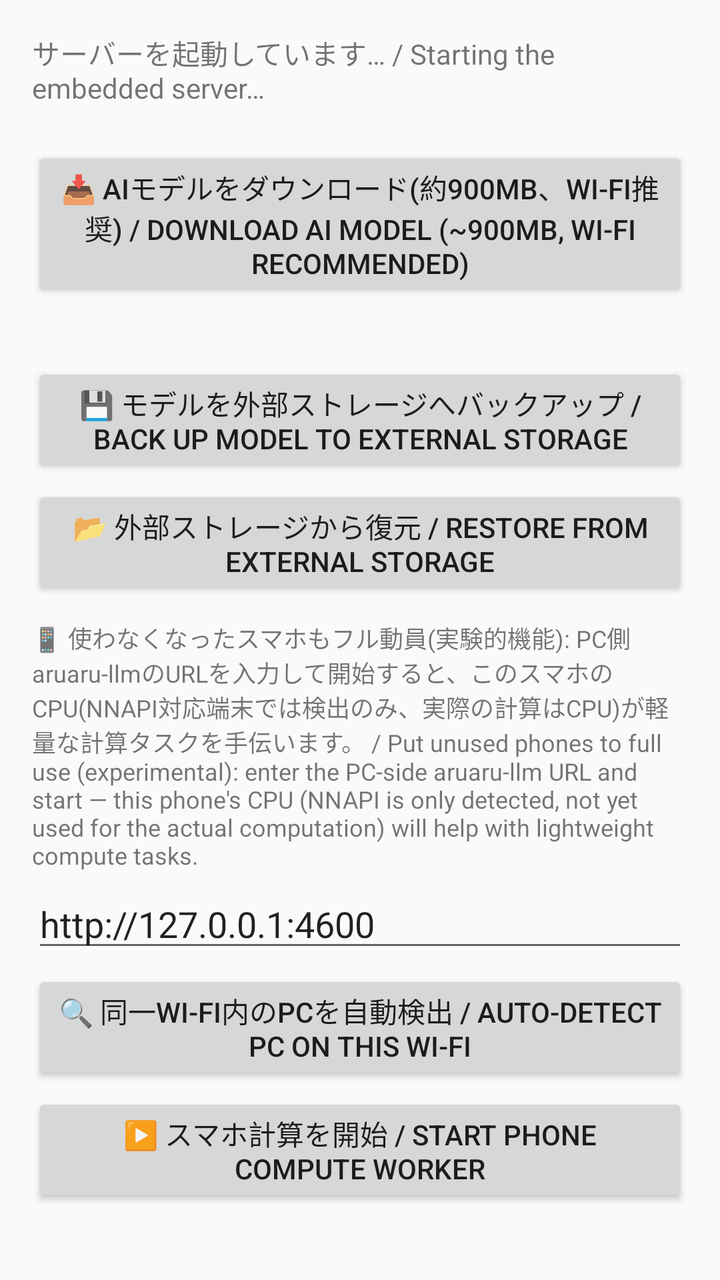
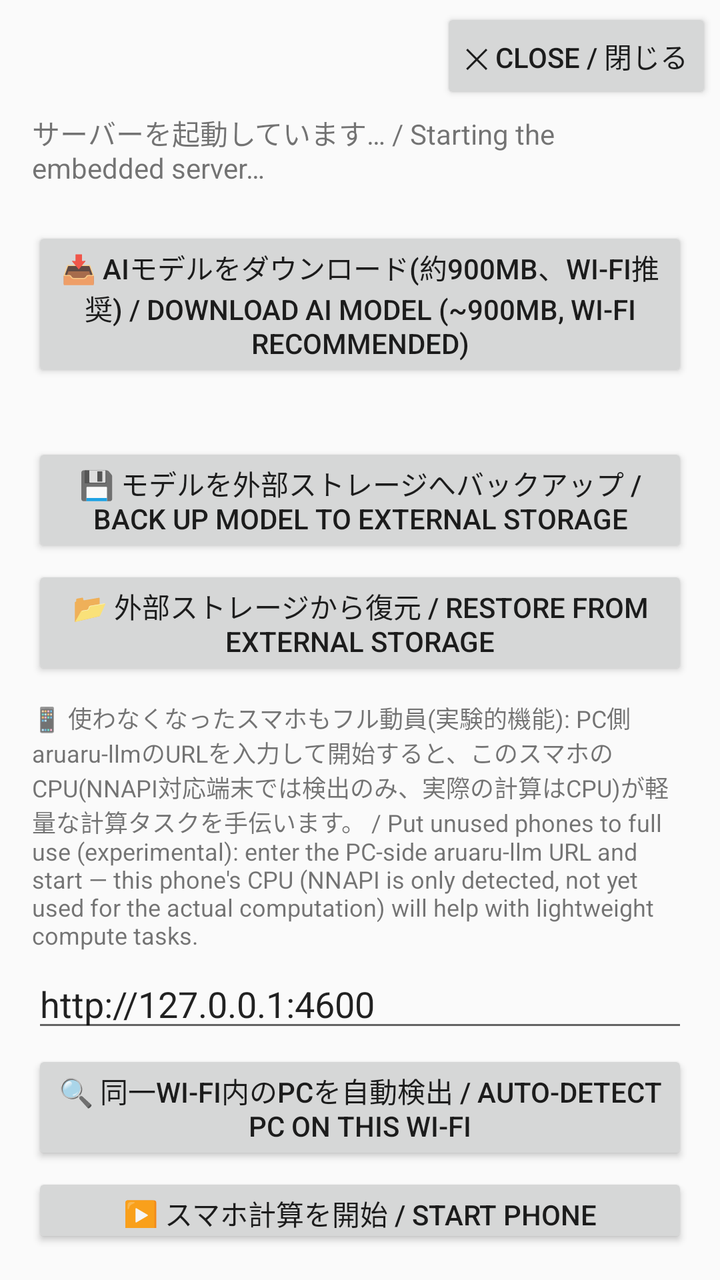

The first picture is an Android layout as it rendered before a commit; the second is the same layout after the commit. The layout source and the unified diff follow.
<!-- AndroidManifest.xml: application theme Theme.OpenEnglish -->
<!-- res/layout/activity_main.xml -->
<?xml version="1.0" encoding="utf-8"?>
<LinearLayout xmlns:android="http://schemas.android.com/apk/res/android"
    android:layout_width="match_parent"
    android:layout_height="match_parent"
    android:orientation="vertical">

    
    <LinearLayout
        android:id="@+id/setup_panel"
        android:layout_width="match_parent"
        android:layout_height="wrap_content"
        android:orientation="vertical"
        android:padding="16dp">

        <TextView
            android:id="@+id/setup_help"
            android:layout_width="match_parent"
            android:layout_height="wrap_content"
            android:text="@string/setup_help"
            android:textSize="14sp"
            android:paddingBottom="12dp" />

        <TextView
            android:id="@+id/update_notice"
            android:layout_width="match_parent"
            android:layout_height="wrap_content"
            android:textColor="#D6336C"
            android:layout_marginTop="8dp"
            android:visibility="gone" />

        
        <Button
            android:id="@+id/download_model_btn"
            android:layout_width="match_parent"
            android:layout_height="wrap_content"
            android:layout_marginTop="8dp"
            android:text="@string/download_model_button" />

        <TextView
            android:id="@+id/download_model_status"
            android:layout_width="match_parent"
            android:layout_height="wrap_content"
            android:textSize="13sp"
            android:layout_marginTop="6dp"
            android:visibility="gone" />

        
        <TextView
            android:id="@+id/model_storage_path"
            android:layout_width="match_parent"
            android:layout_height="wrap_content"
            android:textSize="12sp"
            android:layout_marginTop="10dp"
            android:textIsSelectable="true" />

        <Button
            android:id="@+id/backup_models_btn"
            android:layout_width="match_parent"
            android:layout_height="wrap_content"
            android:layout_marginTop="4dp"
            android:text="@string/backup_models_button" />

        <Button
            android:id="@+id/restore_models_btn"
            android:layout_width="match_parent"
            android:layout_height="wrap_content"
            android:layout_marginTop="4dp"
            android:text="@string/restore_models_button" />

        <TextView
            android:id="@+id/backup_models_status"
            android:layout_width="match_parent"
            android:layout_height="wrap_content"
            android:textSize="13sp"
            android:layout_marginTop="6dp"
            android:visibility="gone" />

        
        <TextView
            android:layout_width="match_parent"
            android:layout_height="wrap_content"
            android:textSize="12sp"
            android:layout_marginTop="10dp"
            android:text="@string/phone_accel_help" />

        <EditText
            android:id="@+id/phone_accel_pc_url"
            android:layout_width="match_parent"
            android:layout_height="wrap_content"
            android:layout_marginTop="4dp"
            android:hint="@string/phone_accel_url_hint"
            android:text="http://127.0.0.1:4600"
            android:inputType="textUri" />

        <Button
            android:id="@+id/phone_accel_autodetect_btn"
            android:layout_width="match_parent"
            android:layout_height="wrap_content"
            android:layout_marginTop="4dp"
            android:text="@string/phone_accel_autodetect_button" />

        <Button
            android:id="@+id/phone_accel_toggle_btn"
            android:layout_width="match_parent"
            android:layout_height="wrap_content"
            android:layout_marginTop="4dp"
            android:text="@string/phone_accel_start_button" />

        <TextView
            android:id="@+id/phone_accel_status"
            android:layout_width="match_parent"
            android:layout_height="wrap_content"
            android:textSize="12sp"
            android:layout_marginTop="6dp"
            android:visibility="gone" />
    </LinearLayout>

    <WebView
        android:id="@+id/web_view"
        android:layout_width="match_parent"
        android:layout_height="0dp"
        android:layout_weight="1"
        android:visibility="gone" />

</LinearLayout>
<!-- resources referenced by this layout -->
<resources>
  <string name="backup_models_button">💾 モデルを外部ストレージへバックアップ / Back up model to external storage</string>
  <string name="download_model_button">📥 AIモデルをダウンロード(約900MB、Wi-Fi推奨) / Download AI model (~900MB, Wi-Fi recommended)</string>
  <string name="phone_accel_autodetect_button">🔍 同一Wi-Fi内のPCを自動検出 / Auto-detect PC on this Wi-Fi</string>
  <string name="phone_accel_help">📱 使わなくなったスマホもフル動員(実験的機能): PC側aruaru-llmのURLを入力して開始すると、このスマホのCPU(NNAPI対応端末では検出のみ、実際の計算はCPU)が軽量な計算タスクを手伝います。 / Put unused phones to full use (experimental): enter the PC-side aruaru-llm URL and start — this phone\'s CPU (NNAPI is only detected, not yet used for the actual computation) will help with lightweight compute tasks.</string>
  <string name="phone_accel_start_button">▶️ スマホ計算を開始 / Start phone compute worker</string>
  <string name="phone_accel_url_hint">PC aruaru-llm URL (e.g. http://192.168.1.10:4600)</string>
  <string name="restore_models_button">📂 外部ストレージから復元 / Restore from external storage</string>
  <string name="setup_help">サーバーを起動しています… / Starting the embedded server…</string>
  <style name="Theme.OpenEnglish" parent="Theme.AppCompat.DayNight.NoActionBar" />
</resources>

<!-- the commit's change to res/layout/activity_main.xml (unified diff, before → after) -->
@@ -1,125 +1,157 @@
 <?xml version="1.0" encoding="utf-8"?>
-<LinearLayout xmlns:android="http://schemas.android.com/apk/res/android"
+<FrameLayout xmlns:android="http://schemas.android.com/apk/res/android"
+    android:id="@+id/root_layout"
     android:layout_width="match_parent"
-    android:layout_height="match_parent"
-    android:orientation="vertical">
+    android:layout_height="match_parent">
+
+    <LinearLayout
+        android:layout_width="match_parent"
+        android:layout_height="match_parent"
+        android:orientation="vertical">
+
+        
+        <LinearLayout
+            android:id="@+id/setup_panel"
+            android:layout_width="match_parent"
+            android:layout_height="wrap_content"
+            android:orientation="vertical"
+            android:paddingStart="16dp"
+            android:paddingEnd="16dp"
+            android:paddingBottom="16dp"
+            android:paddingTop="56dp">
+
+            
+
+            <TextView
+                android:id="@+id/setup_help"
+                android:layout_width="match_parent"
+                android:layout_height="wrap_content"
+                android:text="@string/setup_help"
+                android:textSize="14sp"
+                android:paddingBottom="12dp" />
+
+            <TextView
+                android:id="@+id/update_notice"
+                android:layout_width="match_parent"
+                android:layout_height="wrap_content"
+                android:textColor="#D6336C"
+                android:layout_marginTop="8dp"
+                android:visibility="gone" />
+
+            
+            <Button
+                android:id="@+id/download_model_btn"
+                android:layout_width="match_parent"
+                android:layout_height="wrap_content"
+                android:layout_marginTop="8dp"
+                android:text="@string/download_model_button" />
+
+            <TextView
+                android:id="@+id/download_model_status"
+                android:layout_width="match_parent"
+                android:layout_height="wrap_content"
+                android:textSize="13sp"
+                android:layout_marginTop="6dp"
+                android:visibility="gone" />
+
+            
+            <TextView
+                android:id="@+id/model_storage_path"
+                android:layout_width="match_parent"
+                android:layout_height="wrap_content"
+                android:textSize="12sp"
+                android:layout_marginTop="10dp"
+                android:textIsSelectable="true" />
+
+            <Button
+                android:id="@+id/backup_models_btn"
+                android:layout_width="match_parent"
+                android:layout_height="wrap_content"
+                android:layout_marginTop="4dp"
+                android:text="@string/backup_models_button" />
+
+            <Button
+                android:id="@+id/restore_models_btn"
+                android:layout_width="match_parent"
+                android:layout_height="wrap_content"
+                android:layout_marginTop="4dp"
+                android:text="@string/restore_models_button" />
+
+            <TextView
+                android:id="@+id/backup_models_status"
+                android:layout_width="match_parent"
+                android:layout_height="wrap_content"
+                android:textSize="13sp"
+                android:layout_marginTop="6dp"
+                android:visibility="gone" />
+
+            
+            <TextView
+                android:layout_width="match_parent"
+                android:layout_height="wrap_content"
+                android:textSize="12sp"
+                android:layout_marginTop="10dp"
+                android:text="@string/phone_accel_help" />
+
+            <EditText
+                android:id="@+id/phone_accel_pc_url"
+                android:layout_width="match_parent"
+                android:layout_height="wrap_content"
+                android:layout_marginTop="4dp"
+                android:hint="@string/phone_accel_url_hint"
+                android:text="http://127.0.0.1:4600"
+                android:inputType="textUri" />
+
+            <Button
+                android:id="@+id/phone_accel_autodetect_btn"
+                android:layout_width="match_parent"
+                android:layout_height="wrap_content"
+                android:layout_marginTop="4dp"
+                android:text="@string/phone_accel_autodetect_button" />
+
+            <Button
+                android:id="@+id/phone_accel_toggle_btn"
+                android:layout_width="match_parent"
+                android:layout_height="wrap_content"
+                android:layout_marginTop="4dp"
+                android:text="@string/phone_accel_start_button" />
+
+            <TextView
+                android:id="@+id/phone_accel_status"
+                android:layout_width="match_parent"
+                android:layout_height="wrap_content"
+                android:textSize="12sp"
+                android:layout_marginTop="6dp"
+                android:visibility="gone" />
+        </LinearLayout>
+
+        <WebView
+            android:id="@+id/web_view"
+            android:layout_width="match_parent"
+            android:layout_height="0dp"
+            android:layout_weight="1"
+            android:visibility="gone" />
+
+    </LinearLayout>
 
     
-    <LinearLayout
-        android:id="@+id/setup_panel"
-        android:layout_width="match_parent"
+    <Button
+        android:id="@+id/close_setup_btn"
+        android:layout_width="wrap_content"
         android:layout_height="wrap_content"
-        android:orientation="vertical"
-        android:padding="16dp">
+        android:layout_gravity="top|end"
+        android:layout_margin="4dp"
+        android:elevation="16dp"
+        android:text="@string/close_setup_panel_button" />
 
-        <TextView
-            android:id="@+id/setup_help"
-            android:layout_width="match_parent"
-            android:layout_height="wrap_content"
-            android:text="@string/setup_help"
-            android:textSize="14sp"
-            android:paddingBottom="12dp" />
-
-        <TextView
-            android:id="@+id/update_notice"
-            android:layout_width="match_parent"
-            android:layout_height="wrap_content"
-            android:textColor="#D6336C"
-            android:layout_marginTop="8dp"
-            android:visibility="gone" />
-
-        
-        <Button
-            android:id="@+id/download_model_btn"
-            android:layout_width="match_parent"
-            android:layout_height="wrap_content"
-            android:layout_marginTop="8dp"
-            android:text="@string/download_model_button" />
-
-        <TextView
-            android:id="@+id/download_model_status"
-            android:layout_width="match_parent"
-            android:layout_height="wrap_content"
-            android:textSize="13sp"
-            android:layout_marginTop="6dp"
-            android:visibility="gone" />
-
-        
-        <TextView
-            android:id="@+id/model_storage_path"
-            android:layout_width="match_parent"
-            android:layout_height="wrap_content"
-            android:textSize="12sp"
-            android:layout_marginTop="10dp"
-            android:textIsSelectable="true" />
-
-        <Button
-            android:id="@+id/backup_models_btn"
-            android:layout_width="match_parent"
-            android:layout_height="wrap_content"
-            android:layout_marginTop="4dp"
-            android:text="@string/backup_models_button" />
-
-        <Button
-            android:id="@+id/restore_models_btn"
-            android:layout_width="match_parent"
-            android:layout_height="wrap_content"
-            android:layout_marginTop="4dp"
-            android:text="@string/restore_models_button" />
-
-        <TextView
-            android:id="@+id/backup_models_status"
-            android:layout_width="match_parent"
-            android:layout_height="wrap_content"
-            android:textSize="13sp"
-            android:layout_marginTop="6dp"
-            android:visibility="gone" />
-
-        
-        <TextView
-            android:layout_width="match_parent"
-            android:layout_height="wrap_content"
-            android:textSize="12sp"
-            android:layout_marginTop="10dp"
-            android:text="@string/phone_accel_help" />
-
-        <EditText
-            android:id="@+id/phone_accel_pc_url"
-            android:layout_width="match_parent"
-            android:layout_height="wrap_content"
-            android:layout_marginTop="4dp"
-            android:hint="@string/phone_accel_url_hint"
-            android:text="http://127.0.0.1:4600"
-            android:inputType="textUri" />
-
-        <Button
-            android:id="@+id/phone_accel_autodetect_btn"
-            android:layout_width="match_parent"
-            android:layout_height="wrap_content"
-            android:layout_marginTop="4dp"
-            android:text="@string/phone_accel_autodetect_button" />
-
-        <Button
-            android:id="@+id/phone_accel_toggle_btn"
-            android:layout_width="match_parent"
-            android:layout_height="wrap_content"
-            android:layout_marginTop="4dp"
-            android:text="@string/phone_accel_start_button" />
-
-        <TextView
-            android:id="@+id/phone_accel_status"
-            android:layout_width="match_parent"
-            android:layout_height="wrap_content"
-            android:textSize="12sp"
-            android:layout_marginTop="6dp"
-            android:visibility="gone" />
-    </LinearLayout>
-
-    <WebView
-        android:id="@+id/web_view"
-        android:layout_width="match_parent"
-        android:layout_height="0dp"
-        android:layout_weight="1"
+    <Button
+        android:id="@+id/reopen_setup_btn"
+        android:layout_width="wrap_content"
+        android:layout_height="wrap_content"
+        android:layout_gravity="top|end"
+        android:layout_margin="4dp"
+        android:elevation="16dp"
+        android:text="@string/open_setup_panel_button"
         android:visibility="gone" />
 
-</LinearLayout>
+</FrameLayout>
<!-- resource entries referenced after the edit -->
@@ -1,7 +1,9 @@
 <!-- resources referenced by this layout -->
 <resources>
   <string name="backup_models_button">💾 モデルを外部ストレージへバックアップ / Back up model to external storage</string>
+  <string name="close_setup_panel_button">✕ CLOSE / 閉じる</string>
   <string name="download_model_button">📥 AIモデルをダウンロード(約900MB、Wi-Fi推奨) / Download AI model (~900MB, Wi-Fi recommended)</string>
+  <string name="open_setup_panel_button">▼ OPEN setup / セットアップを開く</string>
   <string name="phone_accel_autodetect_button">🔍 同一Wi-Fi内のPCを自動検出 / Auto-detect PC on this Wi-Fi</string>
   <string name="phone_accel_help">📱 使わなくなったスマホもフル動員(実験的機能): PC側aruaru-llmのURLを入力して開始すると、このスマホのCPU(NNAPI対応端末では検出のみ、実際の計算はCPU)が軽量な計算タスクを手伝います。 / Put unused phones to full use (experimental): enter the PC-side aruaru-llm URL and start — this phone\'s CPU (NNAPI is only detected, not yet used for the actual computation) will help with lightweight compute tasks.</string>
   <string name="phone_accel_start_button">▶️ スマホ計算を開始 / Start phone compute worker</string>
